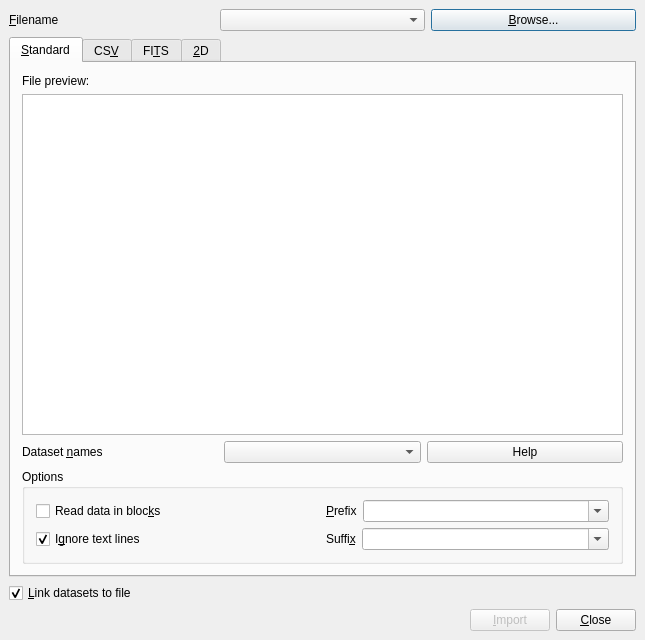
Qt form dialogs/import.ui (veusz/veusz) before a commit.
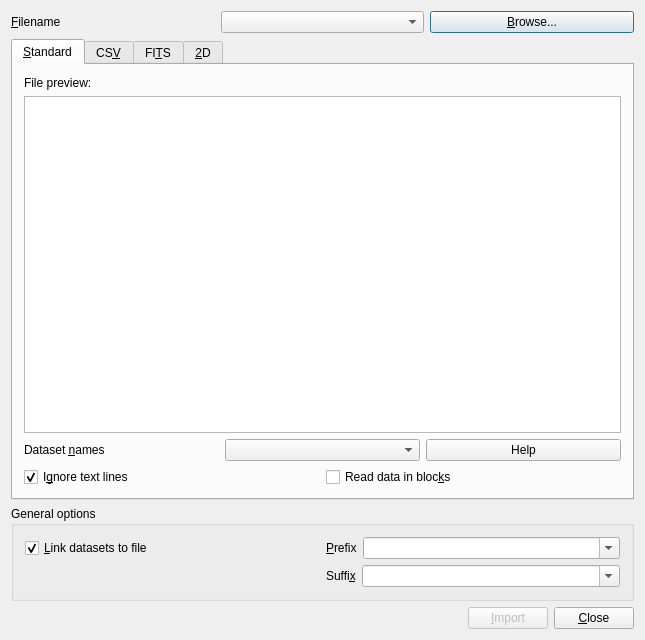
The same form after that commit. Custom widgets are drawn as their Qt base class.

Commit message: Allow prefix and suffix settings for CSV files. Fix reload of data with prefix, suffix or ignoretext.

```diff
--- a/dialogs/import.ui
+++ b/dialogs/import.ui
@@ -12,13 +12,7 @@
   <property name="windowTitle" >
    <string>Import data - Veusz</string>
   </property>
-  <layout class="QVBoxLayout" >
-   <property name="spacing" >
-    <number>6</number>
-   </property>
-   <property name="margin" >
-    <number>9</number>
-   </property>
+  <layout class="QVBoxLayout" name="verticalLayout_4" >
    <item>
     <layout class="QHBoxLayout" >
      <property name="spacing" >
@@ -62,7 +56,7 @@
       <attribute name="title" >
        <string>&amp;Standard</string>
       </attribute>
-      <layout class="QVBoxLayout" name="verticalLayout_4" >
+      <layout class="QVBoxLayout" name="verticalLayout_5" >
        <item>
         <widget class="QLabel" name="label_7" >
          <property name="text" >
@@ -115,74 +109,8 @@
         </layout>
        </item>
        <item>
-        <layout class="QHBoxLayout" name="horizontalLayout_3" >
+        <layout class="QHBoxLayout" name="horizontalLayout_2" >
          <item>
-          <widget class="QGroupBox" name="groupBox" >
-           <property name="title" >
-            <string>Options</string>
-           </property>
-           <layout class="QGridLayout" name="gridLayout_3" >
-            <item row="0" column="1" >
-             <layout class="QHBoxLayout" name="horizontalLayout_4" >
-              <item>
-               <widget class="QLabel" name="label_21" >
-                <property name="text" >
-                 <string>&amp;Prefix</string>
-                </property>
-                <property name="buddy" >
-                 <cstring>prefixcombo</cstring>
-                </property>
-               </widget>
-              </item>
-              <item>
-               <widget class="HistoryCombo" name="prefixcombo" >
-                <property name="sizePolicy" >
-                 <sizepolicy vsizetype="Fixed" hsizetype="Expanding" >
-                  <horstretch>0</horstretch>
-                  <verstretch>0</verstretch>
-                 </sizepolicy>
-                </property>
-                <property name="toolTip" >
-                 <string>Prefix to prepend to each dataset name imported, or enter $FILENAME to have filename prepended</string>
-                </property>
-                <property name="editable" >
-                 <bool>true</bool>
-                </property>
-               </widget>
-              </item>
-             </layout>
-            </item>
-            <item row="1" column="1" >
-             <layout class="QHBoxLayout" name="horizontalLayout" >
-              <item>
-               <widget class="QLabel" name="label_22" >
-                <property name="text" >
-                 <string>Suffi&amp;x</string>
-                </property>
-                <property name="buddy" >
-                 <cstring>suffixcombo</cstring>
-                </property>
-               </widget>
-              </item>
-              <item>
-               <widget class="HistoryCombo" name="suffixcombo" >
-                <property name="sizePolicy" >
-                 <sizepolicy vsizetype="Fixed" hsizetype="Expanding" >
-                  <horstretch>0</horstretch>
-                  <verstretch>0</verstretch>
-                 </sizepolicy>
-                </property>
-                <property name="toolTip" >
-                 <string>Suffix to append to each dataset name imported, or enter $FILENAME to have filename appended</string>
-                </property>
-                <property name="editable" >
-                 <bool>true</bool>
-                </property>
-               </widget>
-              </item>
-             </layout>
-            </item>
-            <item row="1" column="0" >
              <widget class="HistoryCheck" name="ignoretextcheckbox" >
               <property name="sizePolicy" >
                <sizepolicy vsizetype="Fixed" hsizetype="Expanding" >
@@ -201,7 +129,7 @@
               </property>
              </widget>
             </item>
-            <item row="0" column="0" >
+         <item>
              <widget class="HistoryCheck" name="blockcheckbox" >
               <property name="sizePolicy" >
                <sizepolicy vsizetype="Fixed" hsizetype="Expanding" >
@@ -218,12 +146,6 @@
              </widget>
             </item>
            </layout>
-           <zorder></zorder>
-           <zorder>ignoretextcheckbox</zorder>
-           <zorder>blockcheckbox</zorder>
-          </widget>
-         </item>
-        </layout>
        </item>
       </layout>
      </widget>
@@ -617,7 +539,19 @@
     </widget>
    </item>
    <item>
+    <widget class="QGroupBox" name="groupBox" >
+     <property name="title" >
+      <string>General options</string>
+     </property>
+     <layout class="QGridLayout" name="gridLayout_4" >
+      <item row="0" column="0" >
     <widget class="HistoryCheck" name="linkcheckbox" >
+        <property name="sizePolicy" >
+         <sizepolicy vsizetype="Fixed" hsizetype="Expanding" >
+          <horstretch>0</horstretch>
+          <verstretch>0</verstretch>
+         </sizepolicy>
+        </property>
      <property name="toolTip" >
       <string>&lt;html>&lt;head>&lt;meta name="qrichtext" content="1" />&lt;/head>&lt;body style=" white-space: pre-wrap; font-family:Sans Serif; font-size:9pt; font-weight:400; font-style:normal; text-decoration:none;">&lt;p style=" margin-top:0px; margin-bottom:0px; margin-left:0px; margin-right:0px; -qt-block-indent:0; text-indent:0px;">Data imported are not stored in the Veusz saved file, but are reloaded each time the Veusz file is opened, or Data-&amp;gt;Reload is selected on the menu.&lt;/p>&lt;/body>&lt;/html></string>
      </property>
@@ -629,6 +563,73 @@
      </property>
     </widget>
    </item>
+      <item row="0" column="1" >
+       <layout class="QHBoxLayout" name="horizontalLayout_4" >
+        <item>
+         <widget class="QLabel" name="label_21" >
+          <property name="text" >
+           <string>&amp;Prefix</string>
+          </property>
+          <property name="buddy" >
+           <cstring>prefixcombo</cstring>
+          </property>
+         </widget>
+        </item>
+        <item>
+         <widget class="HistoryCombo" name="prefixcombo" >
+          <property name="sizePolicy" >
+           <sizepolicy vsizetype="Fixed" hsizetype="Expanding" >
+            <horstretch>0</horstretch>
+            <verstretch>0</verstretch>
+           </sizepolicy>
+          </property>
+          <property name="toolTip" >
+           <string>Prefix to prepend to each dataset name imported, or enter $FILENAME to have filename prepended</string>
+          </property>
+          <property name="editable" >
+           <bool>true</bool>
+          </property>
+         </widget>
+        </item>
+       </layout>
+      </item>
+      <item row="1" column="1" >
+       <layout class="QHBoxLayout" name="horizontalLayout" >
+        <item>
+         <widget class="QLabel" name="label_22" >
+          <property name="text" >
+           <string>Suffi&amp;x</string>
+          </property>
+          <property name="buddy" >
+           <cstring>suffixcombo</cstring>
+          </property>
+         </widget>
+        </item>
+        <item>
+         <widget class="HistoryCombo" name="suffixcombo" >
+          <property name="sizePolicy" >
+           <sizepolicy vsizetype="Fixed" hsizetype="Expanding" >
+            <horstretch>0</horstretch>
+            <verstretch>0</verstretch>
+           </sizepolicy>
+          </property>
+          <property name="toolTip" >
+           <string>Suffix to append to each dataset name imported, or enter $FILENAME to have filename appended</string>
+          </property>
+          <property name="editable" >
+           <bool>true</bool>
+          </property>
+         </widget>
+        </item>
+       </layout>
+      </item>
+     </layout>
+     <zorder>prefixcombo</zorder>
+     <zorder></zorder>
+     <zorder></zorder>
+     <zorder>linkcheckbox</zorder>
+    </widget>
+   </item>
    <item>
     <layout class="QHBoxLayout" >
      <property name="spacing" >
```
Left out of the diff: 19 changed lines with no effect on the pictures. Lines whose indentation alone changed are shown as unchanged. The commit also changes 5 other files.
